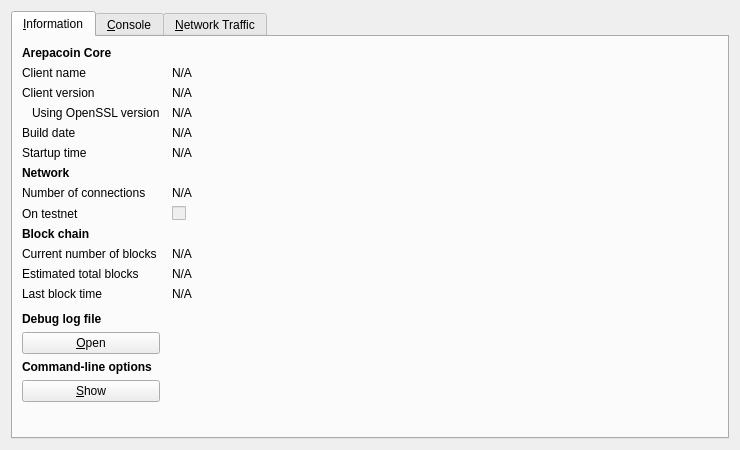
Old version of the form src/qt/forms/rpcconsole.ui in the repository ProjectArepa/ArepaCoin.
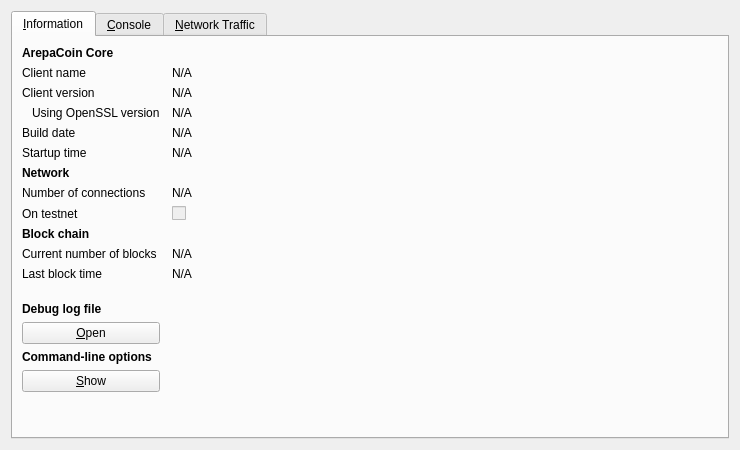
New version of the form. Icons and pictures are not drawn. Custom widgets are drawn as their Qt base class.

What changed in the file:
```diff
--- a/src/qt/forms/rpcconsole.ui
+++ b/src/qt/forms/rpcconsole.ui
@@ -36,7 +36,7 @@
           </font>
          </property>
          <property name="text">
-          <string>Arepacoin Core</string>
+          <string>ArepaCoin Core</string>
          </property>
         </widget>
        </item>
@@ -248,36 +248,13 @@
         </widget>
        </item>
        <item row="11" column="0">
-        <widget class="QLabel" name="label_4">
-         <property name="text">
-          <string>Estimated total blocks</string>
-         </property>
-        </widget>
-       </item>
-       <item row="11" column="1">
-        <widget class="QLabel" name="totalBlocks">
-         <property name="cursor">
-          <cursorShape>IBeamCursor</cursorShape>
-         </property>
-         <property name="text">
-          <string>N/A</string>
-         </property>
-         <property name="textFormat">
-          <enum>Qt::PlainText</enum>
-         </property>
-         <property name="textInteractionFlags">
-          <set>Qt::LinksAccessibleByMouse|Qt::TextSelectableByKeyboard|Qt::TextSelectableByMouse</set>
-         </property>
-        </widget>
-       </item>
-       <item row="12" column="0">
         <widget class="QLabel" name="label_2">
          <property name="text">
           <string>Last block time</string>
          </property>
         </widget>
        </item>
-       <item row="12" column="1">
+       <item row="11" column="1">
         <widget class="QLabel" name="lastBlockTime">
          <property name="cursor">
           <cursorShape>IBeamCursor</cursorShape>
@@ -293,7 +270,7 @@
          </property>
         </widget>
        </item>
-       <item row="13" column="0">
+       <item row="12" column="0">
         <spacer name="verticalSpacer_2">
          <property name="orientation">
           <enum>Qt::Vertical</enum>
@@ -306,7 +283,7 @@
          </property>
         </spacer>
        </item>
-       <item row="14" column="0">
+       <item row="13" column="0">
         <widget class="QLabel" name="labelDebugLogfile">
          <property name="font">
           <font>
@@ -319,7 +296,7 @@
          </property>
         </widget>
        </item>
-       <item row="15" column="0">
+       <item row="14" column="0">
         <widget class="QPushButton" name="openDebugLogfileButton">
          <property name="toolTip">
           <string>Open the Arepacoin debug log file from the current data directory. This can take a few seconds for large log files.</string>
@@ -332,7 +309,7 @@
          </property>
         </widget>
        </item>
-       <item row="16" column="0">
+       <item row="15" column="0">
         <widget class="QLabel" name="labelCLOptions">
          <property name="font">
           <font>
@@ -345,7 +322,7 @@
          </property>
         </widget>
        </item>
-       <item row="17" column="0">
+       <item row="16" column="0">
         <widget class="QPushButton" name="showCLOptionsButton">
          <property name="toolTip">
           <string>Show the Arepacoin-Qt help message to get a list with possible Arepacoin command-line options.</string>
@@ -358,7 +335,7 @@
          </property>
         </widget>
        </item>
-       <item row="18" column="0">
+       <item row="17" column="0">
         <spacer name="verticalSpacer">
          <property name="orientation">
           <enum>Qt::Vertical</enum>
```
Left out of the diff: 6 changed lines with no effect on the pictures.
